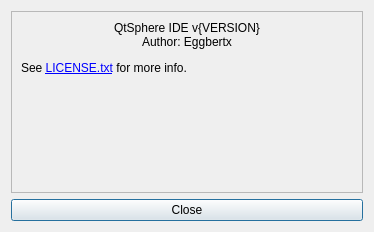
Before: the Qt Designer form src/aboutdialog.ui in Eggbertx/QtSphere-IDE, drawn with Qt 5.
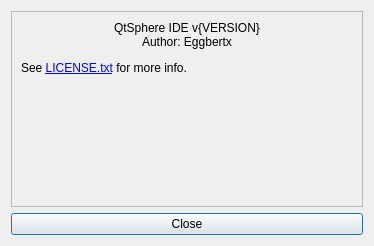
After: the same form once the commit is applied. Icons and pictures are not drawn.

Commit message: Replace map layers table buttons with clickable labels

The edit to the form file:
```diff
--- a/src/aboutdialog.ui
+++ b/src/aboutdialog.ui
@@ -7,7 +7,7 @@
     <x>0</x>
     <y>0</y>
     <width>374</width>
-    <height>232</height>
+    <height>246</height>
    </rect>
   </property>
   <property name="minimumSize">
@@ -19,7 +19,7 @@
   <property name="maximumSize">
    <size>
     <width>374</width>
-    <height>232</height>
+    <height>246</height>
    </size>
   </property>
   <property name="windowTitle">
```
The commit also changes 5 other files.
